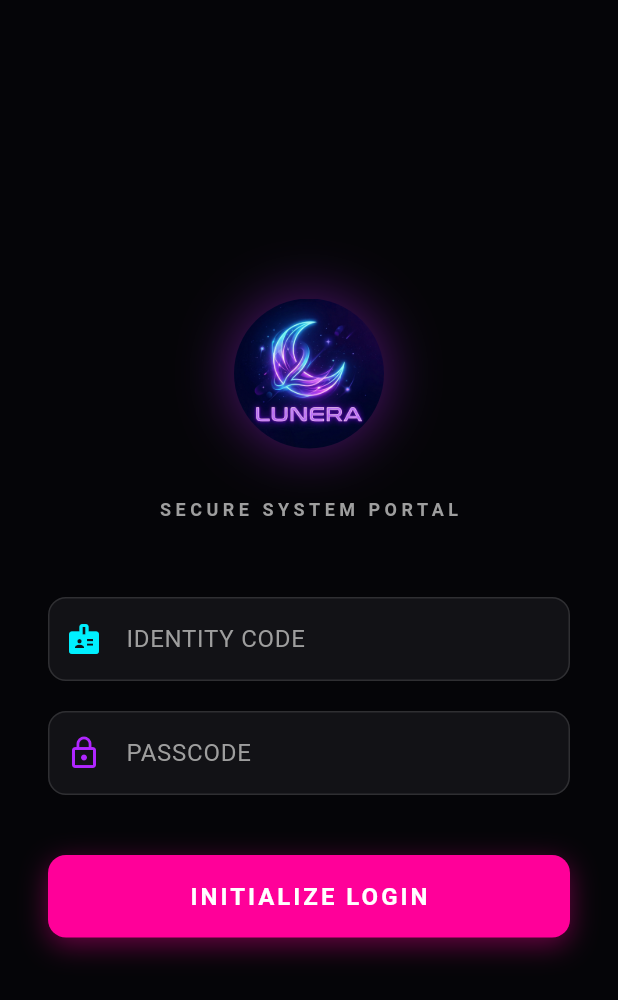
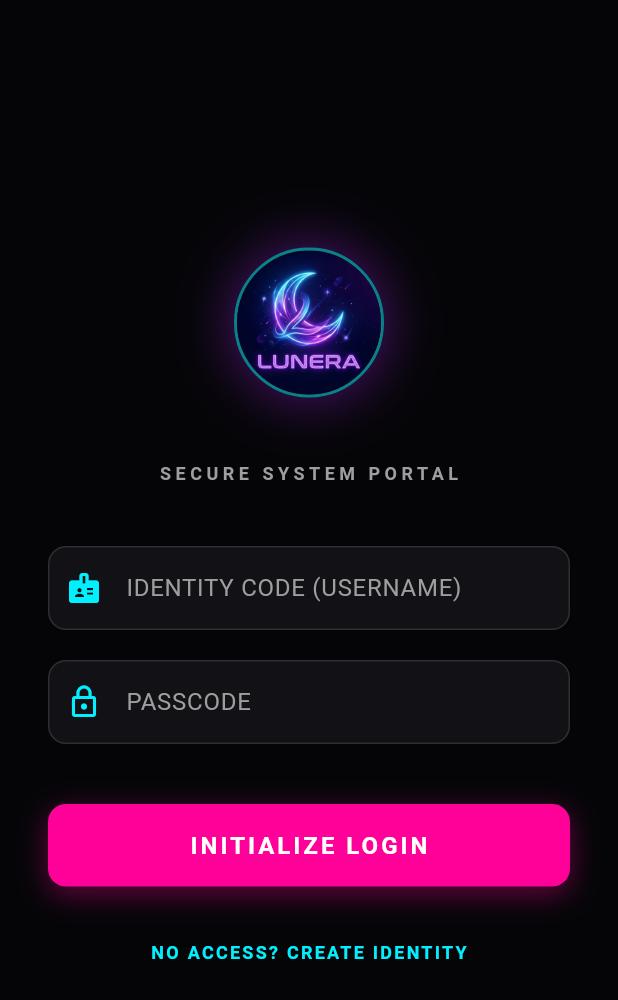
Before and after one commit to Songyingxiu/lunera-mobile, a Flutter app: the screen it shows after launch, on a phone screen of 412 x 824 dp. Shown: the top 1000 px of the screen. Run offline on Flutter 3.47's test engine with Material 3 defaults, Android fonts, the phone set to English and light mode, and no system bars; our stand-ins replace chewie, image_picker, shared_preferences, video_player.

Commit message:
⋆.ೃ࿔ feat create account*:･

```diff
--- a/lib/screens/login_screen.dart
+++ b/lib/screens/login_screen.dart
@@ -1,7 +1,8 @@
+import 'dart:io';
 import 'package:flutter/material.dart';
-import 'package:http/http.dart' as http;
-import 'dart:convert';
 import 'package:shared_preferences/shared_preferences.dart';
+import 'package:image_picker/image_picker.dart';
+import '../services/api_service.dart';
 import 'user/main_screen.dart';
 import 'admin/admin_main_screen.dart';
 
@@ -16,181 +17,226 @@ class _LoginScreenState extends State<LoginScreen> {
   final TextEditingController usernameController = TextEditingController();
   final TextEditingController passwordController = TextEditingController();
 
+  // 🚀 New Controllers for Registration
+  final TextEditingController emailController = TextEditingController();
+  final TextEditingController profileNameController = TextEditingController();
+  File? _avatarImage;
+
   bool _isLoading = false;
+  bool _isLogin = true;
 
-  void _showError(String message) {
+  Future<void> _pickImage() async {
+    final pickedFile =
+        await ImagePicker().pickImage(source: ImageSource.gallery);
+    if (pickedFile != null) {
+      setState(() {
+        _avatarImage = File(pickedFile.path);
+      });
+    }
+  }
+
+  void _showSnackBar(String message, {bool isError = true}) {
     ScaffoldMessenger.of(context).showSnackBar(
       SnackBar(
         content: Row(
           children: [
-            Icon(Icons.error_outline, color: Colors.white),
-            SizedBox(width: 10),
+            Icon(isError ? Icons.error_outline : Icons.check_circle_outline,
+                color: Colors.white),
+            const SizedBox(width: 10),
             Expanded(
-              child: Text(message, style: TextStyle(color: Colors.white)),
-            ),
+                child:
+                    Text(message, style: const TextStyle(color: Colors.white))),
           ],
         ),
-        backgroundColor: Colors.redAccent,
+        backgroundColor: isError ? Colors.redAccent : const Color(0xFFb026ff),
         behavior: SnackBarBehavior.floating,
         shape: RoundedRectangleBorder(borderRadius: BorderRadius.circular(10)),
       ),
     );
   }
 
-  Future<void> loginUser() async {
-    setState(() {
-      _isLoading = true;
-    });
+  Future<void> _submitForm() async {
+    // 1. Validation Logic
+    if (_isLogin &&
+        (usernameController.text.isEmpty || passwordController.text.isEmpty)) {
+      _showSnackBar("PLEASE ENTER ALL LOGIN CREDENTIALS");
+      return;
+    }
+    if (!_isLogin &&
+        (usernameController.text.isEmpty ||
+            passwordController.text.isEmpty ||
+            emailController.text.isEmpty ||
+            profileNameController.text.isEmpty)) {
+      _showSnackBar("ALL FIELDS REQUIRED FOR REGISTRATION");
+      return;
+    }
+
+    setState(() => _isLoading = true);
 
     try {
-      final response = await http.post(
-        Uri.parse('http://localhost:8076/api/auth/login'),
-        body: {
-          'username': usernameController.text,
-          'password': passwordController.text,
-        },
-      );
-
+      if (_isLogin) {
+        // --- LOGIN MODE ---
+        final responseData = await ApiService.login(
+            usernameController.text, passwordController.text);
         if (!mounted) return;
-
-      if (response.statusCode == 200) {
-        final Map<String, dynamic> responseData = json.decode(response.body);
 
         if (responseData['status'] == 200) {
           String userRole = responseData['data']['role'];
           String username = responseData['data']['username'];
           int userId = int.parse(responseData['data']['id_user'].toString());
 
-          // --- SAVE CREDENTIALS TO DEVICE ---
           final prefs = await SharedPreferences.getInstance();
           await prefs.setString('role', userRole);
           await prefs.setString('username', username);
           await prefs.setInt('id_user', userId);
           await prefs.setBool('isLoggedIn', true);
 
-          if (!mounted) return;
-
           if (userRole == 'admin') {
             Navigator.pushReplacement(
                 context,
-              MaterialPageRoute(builder: (context) => AdminMainScreen()),
-            );
+                MaterialPageRoute(
+                    builder: (context) => const AdminMainScreen()));
           } else {
-            Navigator.pushReplacement(
-              context,
-              MaterialPageRoute(builder: (context) => MainScreen()),
-            );
+            Navigator.pushReplacement(context,
+                MaterialPageRoute(builder: (context) => const MainScreen()));
           }
         } else {
-          _showError(responseData['message']);
+          _showSnackBar(responseData['message']);
         }
       } else {
-        _showError("Server Error: ${response.statusCode}");
+        // --- REGISTER MODE ---
+        final responseData = await ApiService.register(
+          usernameController.text,
+          passwordController.text,
+          emailController.text,
+          profileNameController.text,
+          _avatarImage, // Send the chosen image!
+        );
+
+        if (!mounted) return;
+
+        if (responseData['status'] == 200) {
+          _showSnackBar("IDENTITY CREATED. PLEASE LOGIN.", isError: false);
+          setState(() {
+            _isLogin = true;
+            passwordController.clear();
+            emailController.clear();
+            profileNameController.clear();
+            _avatarImage = null;
+          });
+        } else {
+          _showSnackBar(responseData['message']);
+        }
       }
     } catch (e) {
-      if (mounted) {
-        _showError("Connection failed: $e");
-      }
+      if (mounted) _showSnackBar("CONNECTION FAILED: $e");
     } finally {
-      if (mounted) {
-        setState(() {
-          _isLoading = false;
-        });
+      if (mounted) setState(() => _isLoading = false);
     }
   }
+
+  Widget _buildTextField(
+      TextEditingController controller, String label, IconData icon,
+      {bool isPassword = false}) {
+    return Padding(
+      padding: const EdgeInsets.only(bottom: 20),
+      child: TextField(
+        controller: controller,
+        obscureText: isPassword,
+        style: const TextStyle(color: Colors.white),
+        decoration: InputDecoration(
+          prefixIcon: Icon(icon, color: const Color(0xFF00f0ff)),
+          labelText: label,
+          labelStyle: const TextStyle(color: Colors.grey),
+          filled: true,
+          fillColor: const Color(0xFF121216),
+          enabledBorder: OutlineInputBorder(
+              borderRadius: BorderRadius.circular(12),
+              borderSide: const BorderSide(color: Colors.white12)),
+          focusedBorder: OutlineInputBorder(
+              borderRadius: BorderRadius.circular(12),
+              borderSide: const BorderSide(color: Color(0xFF00f0ff), width: 2)),
+        ),
+      ),
+    );
   }
 
   @override
   Widget build(BuildContext context) {
     return Scaffold(
-      backgroundColor: Color(0xFF050508),
+      backgroundColor: const Color(0xFF050508),
       body: Center(
         child: SingleChildScrollView(
-          padding: EdgeInsets.symmetric(horizontal: 32.0, vertical: 20.0),
+          padding: const EdgeInsets.symmetric(horizontal: 32.0, vertical: 20.0),
           child: Column(
             mainAxisAlignment: MainAxisAlignment.center,
             children: [
-              Container(
+              // Dynamic Logo / Avatar Picker
+              GestureDetector(
+                onTap: !_isLogin ? _pickImage : null,
+                child: Container(
                   width: 100,
                   height: 100,
                   decoration: BoxDecoration(
                     shape: BoxShape.circle,
+                    color: const Color(0xFF121216),
+                    border: Border.all(
+                        color: const Color(0xFF00f0ff).withOpacity(0.5),
+                        width: 2),
                     boxShadow: [
                       BoxShadow(
-                      color: Color(0xFFb026ff).withValues(alpha: 0.4),
+                          color: const Color(0xFFb026ff).withOpacity(0.4),
                           blurRadius: 30,
-                      spreadRadius: 2,
-                    ),
+                          spreadRadius: 2)
                     ],
                   ),
                   child: ClipOval(
-                  child: Image.asset(
-                    'assets/images/Lunera_Logo.png',
-                    fit: BoxFit.cover,
-                    errorBuilder: (context, error, stackTrace) => Icon(
-                      Icons.security,
-                      color: Color(0xFF00f0ff),
-                      size: 50,
+                    child: !_isLogin && _avatarImage != null
+                        ? Image.file(_avatarImage!, fit: BoxFit.cover)
+                        : _isLogin
+                            ? Image.asset('assets/images/Lunera_Logo.png',
+                                fit: BoxFit.cover)
+                            : const Icon(Icons.add_a_photo,
+                                color: Color(0xFF00f0ff), size: 40),
                   ),
                 ),
               ),
-              ),
-              SizedBox(height: 24),
-              SizedBox(height: 8),
+              const SizedBox(height: 10),
+              if (!_isLogin)
+                const Text("UPLOAD AVATAR",
+                    style: TextStyle(
+                        color: Color(0xFF00f0ff),
+                        fontSize: 10,
+                        letterSpacing: 2)),
+
+              const SizedBox(height: 32),
+
               Text(
-                "SECURE SYSTEM PORTAL",
+                _isLogin ? "SECURE SYSTEM PORTAL" : "NEW IDENTITY REGISTRATION",
                 style: TextStyle(
                     color: Colors.grey[500],
                     fontSize: 12,
                     letterSpacing: 3,
-                  fontWeight: FontWeight.bold,
+                    fontWeight: FontWeight.bold),
               ),
-              ),
-              SizedBox(height: 50),
-              TextField(
-                controller: usernameController,
-                style: TextStyle(color: Colors.white),
-                decoration: InputDecoration(
-                  prefixIcon: Icon(Icons.badge, color: Color(0xFF00f0ff)),
-                  labelText: "IDENTITY CODE",
-                  labelStyle: TextStyle(color: Colors.grey),
-                  filled: true,
-                  fillColor: Color(0xFF121216),
-                  enabledBorder: OutlineInputBorder(
-                    borderRadius: BorderRadius.circular(12),
-                    borderSide: BorderSide(color: Colors.white12),
-                  ),
-                  focusedBorder: OutlineInputBorder(
-                    borderRadius: BorderRadius.circular(12),
-                    borderSide: BorderSide(color: Color(0xFF00f0ff), width: 2),
-                  ),
-                ),
-              ),
-              SizedBox(height: 20),
-              TextField(
-                controller: passwordController,
-                obscureText: true,
-                style: TextStyle(color: Colors.white),
-                decoration: InputDecoration(
-                  prefixIcon: Icon(
-                    Icons.lock_outline,
-                    color: Color(0xFFb026ff),
-                  ),
-                  labelText: "PASSCODE",
-                  labelStyle: TextStyle(color: Colors.grey),
-                  filled: true,
-                  fillColor: Color(0xFF121216),
-                  enabledBorder: OutlineInputBorder(
-                    borderRadius: BorderRadius.circular(12),
-                    borderSide: BorderSide(color: Colors.white12),
-                  ),
-                  focusedBorder: OutlineInputBorder(
-                    borderRadius: BorderRadius.circular(12),
-                    borderSide: BorderSide(color: Color(0xFFb026ff), width: 2),
-                  ),
-                ),
-              ),
-              SizedBox(height: 40),
+              const SizedBox(height: 40),
+
+              // Forms
+              _buildTextField(
+                  usernameController, "IDENTITY CODE (USERNAME)", Icons.badge),
+              if (!_isLogin)
+                _buildTextField(emailController, "SECURE COMM LINK (EMAIL)",
+                    Icons.email_outlined),
+              if (!_isLogin)
+                _buildTextField(profileNameController,
+                    "PUBLIC ALIAS (DISPLAY NAME)", Icons.person_outline),
+              _buildTextField(
+                  passwordController, "PASSCODE", Icons.lock_outline,
+                  isPassword: true),
+
+              const SizedBox(height: 20),
+
+              // Submit Button
               Container(
                 width: double.infinity,
                 height: 55,
@@ -198,39 +244,53 @@ class _LoginScreenState extends State<LoginScreen> {
                   borderRadius: BorderRadius.circular(12),
                   boxShadow: [
                     BoxShadow(
-                      color: Color(0xFFFF0099).withValues(alpha: 0.4),
+                        color: const Color(0xFFFF0099).withOpacity(0.4),
                         blurRadius: 15,
-                      offset: Offset(0, 5),
-                    ),
+                        offset: const Offset(0, 5))
                   ],
                 ),
                 child: ElevatedButton(
                   style: ElevatedButton.styleFrom(
-                    backgroundColor: Color(0xFFFF0099),
+                      backgroundColor: const Color(0xFFFF0099),
                       shape: RoundedRectangleBorder(
-                      borderRadius: BorderRadius.circular(12),
-                    ),
-                    elevation: 0,
-                  ),
-                  onPressed: _isLoading ? null : loginUser,
+                          borderRadius: BorderRadius.circular(12))),
+                  onPressed: _isLoading ? null : _submitForm,
                   child: _isLoading
-                      ? SizedBox(
+                      ? const SizedBox(
                           height: 24,
                           width: 24,
                           child: CircularProgressIndicator(
-                            color: Colors.white,
-                            strokeWidth: 3,
-                          ),
-                        )
+                              color: Colors.white, strokeWidth: 3))
                       : Text(
-                          "INITIALIZE LOGIN",
-                          style: TextStyle(
+                          _isLogin ? "INITIALIZE LOGIN" : "CREATE IDENTITY",
+                          style: const TextStyle(
                               color: Colors.white,
                               fontSize: 16,
                               fontWeight: FontWeight.bold,
-                            letterSpacing: 2,
+                              letterSpacing: 2),
                         ),
                 ),
+              ),
+              const SizedBox(height: 20),
+
+              // Toggle Button
+              TextButton(
+                onPressed: () {
+                  setState(() {
+                    _isLogin = !_isLogin;
+                    usernameController.clear();
+                    passwordController.clear();
+                  });
+                },
+                child: Text(
+                  _isLogin
+                      ? "NO ACCESS? CREATE IDENTITY"
+                      : "HAVE CREDENTIALS? INITIALIZE LOGIN",
+                  style: const TextStyle(
+                      color: Color(0xFF00f0ff),
+                      letterSpacing: 1.5,
+                      fontWeight: FontWeight.bold,
+                      fontSize: 12),
                 ),
               ),
             ],
```
Also changed, not shown: lib/screens/user/profile_screen.dart (+17 -15 lines), lib/services/api_service.dart (+26 -0 lines). Lines whose indentation alone changed are shown as unchanged.
